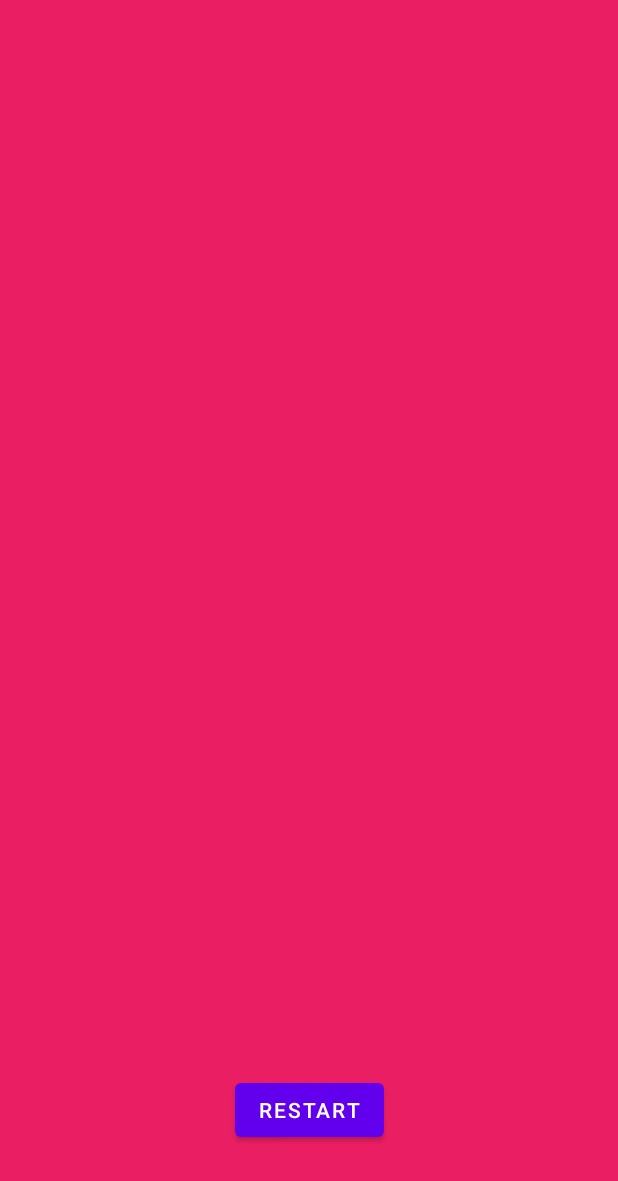
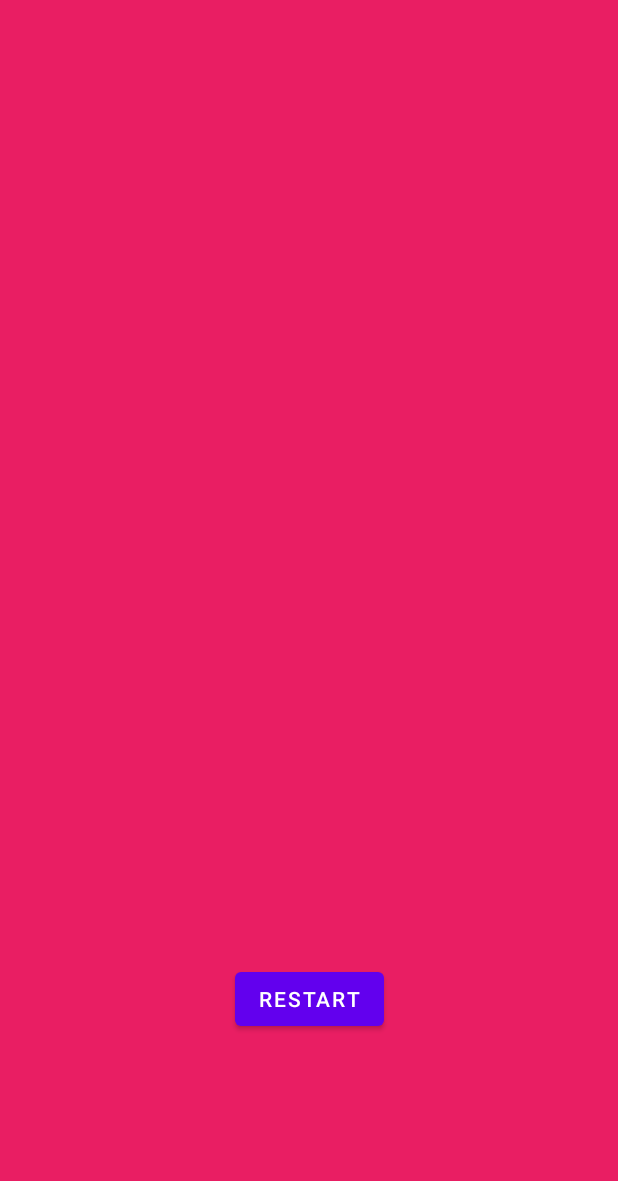
Before and after one commit to zaidm37/CS2340A_Team20, an Android app: the layout end_screen.xml on its own in the app's theme, with its tools: preview values and no code run, on a phone screen of 412 x 824 dp. Shown: the top 1181 px of the screen. Run offline under Robolectric (Android 15) with nearby library versions, the phone set to English and light mode, and no system bars; Roboto replaces fonts that are not available here.

Commit message:
Apply changes to leaderboard

```diff
--- a/app/src/main/res/layout/end_screen.xml
+++ b/app/src/main/res/layout/end_screen.xml
@@ -11,7 +11,7 @@
         android:id="@+id/restart"
         android:layout_width="wrap_content"
         android:layout_height="wrap_content"
-        android:layout_marginBottom="60dp"
+        android:layout_marginBottom="134dp"
         android:text="Restart"
         app:layout_constraintBottom_toBottomOf="parent"
         app:layout_constraintEnd_toEndOf="parent"
@@ -22,9 +22,12 @@
         android:id="@+id/tv_score"
         android:layout_width="0dp"
         android:layout_height="0dp"
-        android:layout_marginTop="144dp"
-        android:layout_marginBottom="589dp"
+        android:layout_marginStart="1dp"
+        android:layout_marginTop="184dp"
+        android:layout_marginEnd="1dp"
+        android:layout_marginBottom="272dp"
         android:text=""
+        android:textColor="#101010"
         app:layout_constraintBottom_toTopOf="@+id/restart"
         app:layout_constraintEnd_toEndOf="parent"
         app:layout_constraintStart_toStartOf="parent"
```
